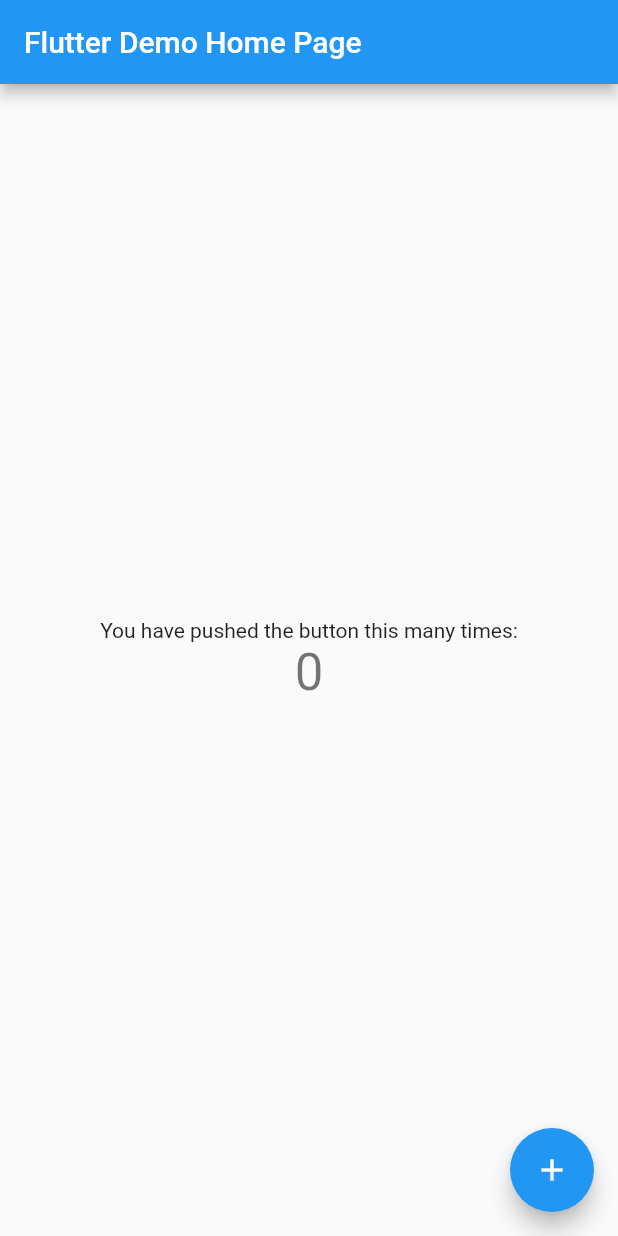
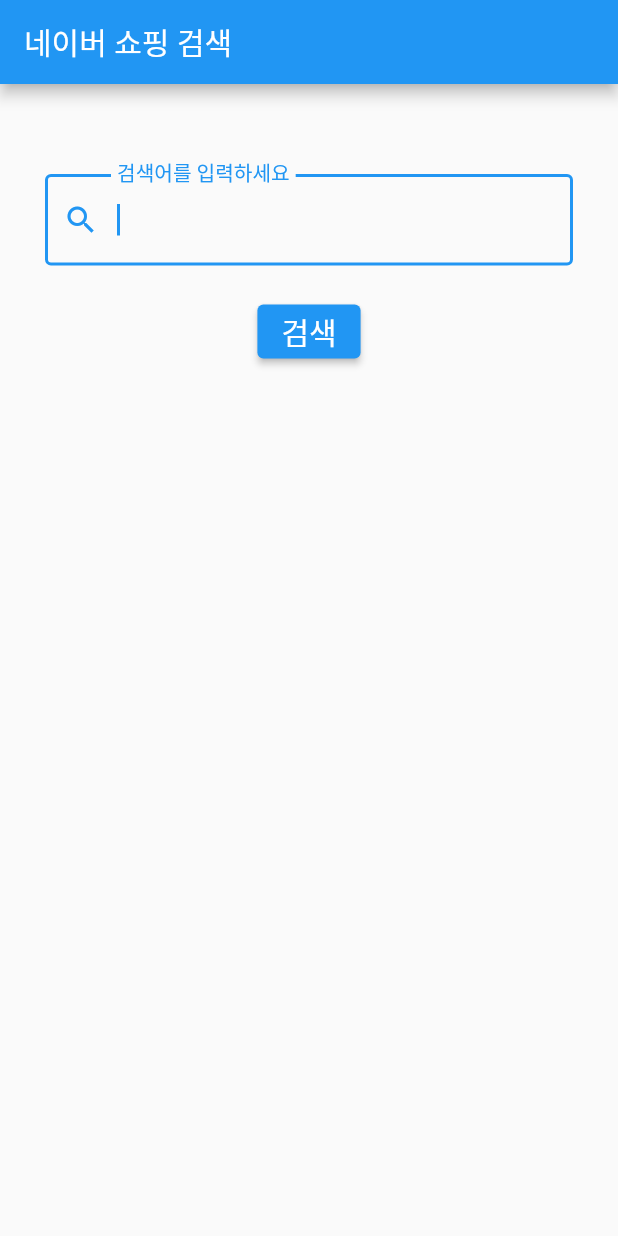
Before and after one commit to kakakaokaok/flutter-naver-shopping-search, a Flutter app: the screen it shows after launch, on a phone screen of 412 x 824 dp. Run offline on Flutter 3.47's test engine with Material 2 defaults, Android fonts, the light colour scheme and no system bars; our stand-ins replace flutter_dotenv, logger.

Commit message:
directories moved

```diff
--- a/analysis_options.yaml
+++ b/analysis_options.yaml
@@ -7,7 +7,7 @@
 
 # The following line activates a set of recommended lints for Flutter apps,
 # packages, and plugins designed to encourage good coding practices.
-include: package:flutter_lints/flutter.yaml
+# include: package:flutter_lints/flutter.yaml
 
 linter:
   # The lint rules applied to this project can be customized in the
--- a/lib/main.dart
+++ b/lib/main.dart
@@ -1,6 +1,10 @@
 import 'package:flutter/material.dart';
+import 'package:flutter_dotenv/flutter_dotenv.dart';
+import 'package:naver_shopping_search/pages/search_page.dart';
+import 'package:provider/provider.dart';
 
-void main() {
+void main() async {
+  await dotenv.load(fileName: '.env');
   runApp(const MyApp());
 }
 
@@ -10,22 +14,17 @@
   // This widget is the root of your application.
   @override
   Widget build(BuildContext context) {
+    return MultiProvider(
+        providers: [],
+        builder: (context, _) {
           return MaterialApp(
             title: 'Flutter Demo',
             theme: ThemeData(
-        // This is the theme of your application.
-        //
-        // Try running your application with "flutter run". You'll see the
-        // application has a blue toolbar. Then, without quitting the app, try
-        // changing the primarySwatch below to Colors.green and then invoke
-        // "hot reload" (press "r" in the console where you ran "flutter run",
-        // or simply save your changes to "hot reload" in a Flutter IDE).
-        // Notice that the counter didn't reset back to zero; the application
-        // is not restarted.
               primarySwatch: Colors.blue,
             ),
-      home: const MyHomePage(title: 'Flutter Demo Home Page'),
+            home: SearchPage(),
           );
+        });
   }
 }
 
--- /dev/null
+++ b/lib/pages/search_page.dart
@@ -0,0 +1,80 @@
+import 'package:flutter/material.dart';
+
+class SearchPage extends StatefulWidget {
+  const SearchPage({Key? key}) : super(key: key);
+
+  @override
+  State<SearchPage> createState() => _SearchPageState();
+}
+
+class _SearchPageState extends State<SearchPage> {
+  final _formKey = GlobalKey<FormState>();
+  String? _keyword; // Provider
+  AutovalidateMode autovalidateMode = AutovalidateMode.disabled;
+
+  void _submit() {
+    setState(() {
+      autovalidateMode = AutovalidateMode.always;
+    });
+
+    final form = _formKey.currentState;
+
+    if (form != null && form.validate()) {
+      form.save();
+      Navigator.pushNamed(context, routeName);
+    }
+  }
+
+  @override
+  Widget build(BuildContext context) {
+    return Scaffold(
+      appBar: AppBar(
+        title: const Text('네이버 쇼핑 검색'),
+      ),
+      body: SafeArea(
+        minimum: EdgeInsets.symmetric(horizontal: 30.0),
+        child: Center(
+          child: Form(
+            key: _formKey,
+            autovalidateMode: autovalidateMode,
+            child: Column(
+              children: [
+                const SizedBox(
+                  height: 60.0,
+                ),
+                TextFormField(
+                  autofocus: true,
+                  style: TextStyle(fontSize: 18.0),
+                  decoration: InputDecoration(
+                    labelText: '검색어를 입력하세요',
+                    prefixIcon: Icon(Icons.search),
+                    border: OutlineInputBorder(),
+                  ),
+                  validator: (String? input) {
+                    if (input == null || input.trim().length < 1) {
+                      return '검색어를 입력하세요';
+                    }
+                    return null;
+                  },
+                  onSaved: (String? input) {
+                    _keyword = input;
+                  },
+                ),
+                const SizedBox(
+                  height: 20.0,
+                ),
+                ElevatedButton(
+                  onPressed: _submit,
+                  child: const Text(
+                    '검색',
+                    style: TextStyle(fontSize: 20.0),
+                  ),
+                ),
+              ],
+            ),
+          ),
+        ),
+      ),
+    );
+  }
+}
--- /dev/null
+++ b/lib/providers/result_provider.dart
@@ -0,0 +1 @@
+part 'result_state.dart';
--- /dev/null
+++ b/lib/providers/result_state.dart
@@ -0,0 +1 @@
+part of 'result_provider.dart';
--- /dev/null
+++ b/lib/utils/logger.dart
@@ -0,0 +1,3 @@
+import 'package:logger/logger.dart';
+
+final logger = Logger();
```
Also changed, not shown: pages/search_page.dart (deleted, +0 -22 lines), lib/pages/result_page.dart (renamed from pages/result_page.dart). Lines whose indentation alone changed are shown as unchanged.
